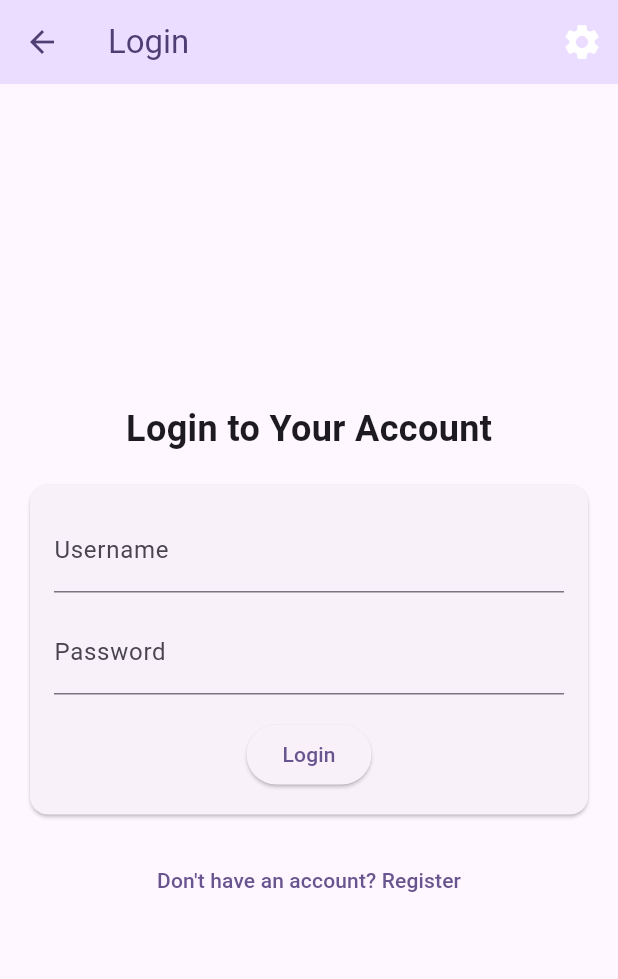
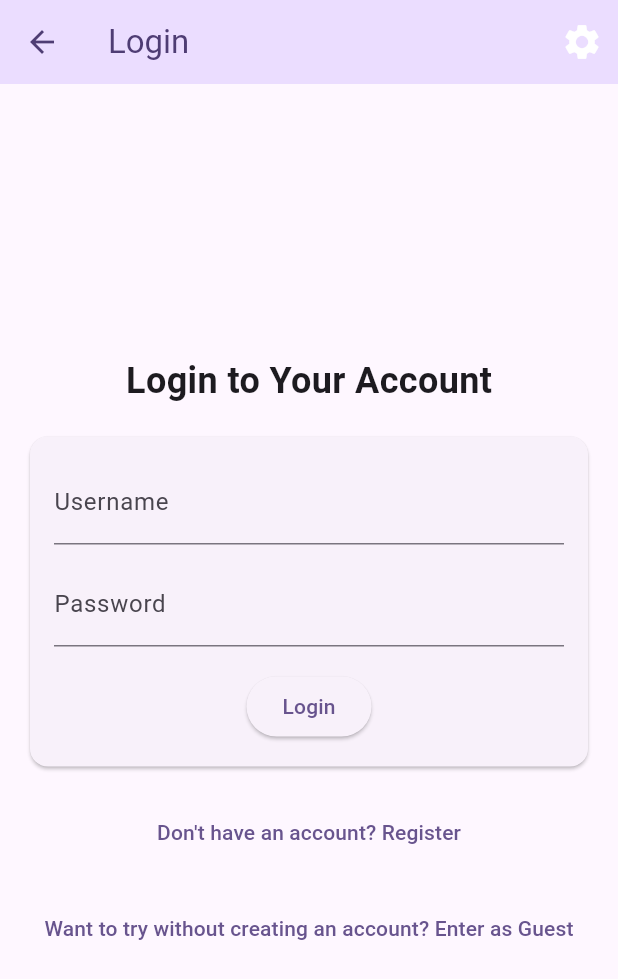
Before and after one commit to Go-Flutter-Dashboard/prodspace, a Flutter app: the RegisterPage screen opened by its route, after a tap on "Sumbit", after a tap on "Already have an account? Login", on a phone screen of 412 x 824 dp. Shown: the top 979 px of the screen. Run offline on Flutter 3.47's test engine with Material 3 defaults, Android fonts, the phone set to English and light mode, and no system bars; our stand-ins replace flutter_colorpicker, hive, hive_flutter, image_picker, shared_preferences; accounts and stored records are empty.

Commit message:
feat: Add Guest mode

```diff
--- a/frontend/lib/board/presentation/pages/board_page.dart
+++ b/frontend/lib/board/presentation/pages/board_page.dart
@@ -382,6 +382,7 @@ class _BordPageState extends State<BoardPage> {
     });
   }
 
+
   // Функция отправки только объектов из очереди
   Future<void> _sendBoardToBackend() async {
     if (_isSending) return; // Prevent multiple sends
@@ -391,6 +392,16 @@ class _BordPageState extends State<BoardPage> {
     });
 
     final box = await Hive.openBox('user_parameters');
+    // Save in guest mode
+    if (box.get('username') == "Guest Mode") {
+      ScaffoldMessenger.of(context).showSnackBar(
+        const SnackBar(content: Text('You cannot do it in guest mode. Register or Login to save your changes')),
+      );
+      setState(() {
+        _isSending = false;
+      });
+      return;
+    }
     final token = box.get('token');
     if (token == null) {
       ScaffoldMessenger.of(context).showSnackBar(
--- a/frontend/lib/l10n/app_localizations.dart
+++ b/frontend/lib/l10n/app_localizations.dart
@@ -137,6 +137,8 @@ abstract class AppLocalizations {
   /// **'Don\'t have an account? Register'**
   String get dontHaveAccount;
 
+  String get enterWithoutRegistration;
+
   /// No description provided for @enterUsername.
   ///
   /// In en, this message translates to:
--- a/frontend/lib/l10n/app_localizations_en.dart
+++ b/frontend/lib/l10n/app_localizations_en.dart
@@ -61,4 +61,7 @@ class AppLocalizationsEn extends AppLocalizations {
 
   @override
   String get haveAccount => 'Already have an account? Login';
+
+  @override
+  String get enterWithoutRegistration => "Want to try without creating an account? Enter as Guest";
 }
--- a/frontend/lib/l10n/app_localizations_ru.dart
+++ b/frontend/lib/l10n/app_localizations_ru.dart
@@ -61,4 +61,7 @@ class AppLocalizationsRu extends AppLocalizations {
 
   @override
   String get haveAccount => 'Уже есть аккаунт? Войти';
+
+  @override
+  String get enterWithoutRegistration => "Хотите попробовать без регистрации? Войдите как гость";
 }
--- a/frontend/lib/login_n_regestration/login_page.dart
+++ b/frontend/lib/login_n_regestration/login_page.dart
@@ -6,6 +6,7 @@ import 'package:hive_flutter/hive_flutter.dart';
 import 'package:prodspace/l10n/app_localizations.dart';
 import 'package:prodspace/login_n_regestration/logged_in.dart';
 import 'package:prodspace/settings/presentations/widgets/settings_btn.dart';
+import 'package:prodspace/l10n/app_localizations.dart';
 
 class LoginPage extends StatefulWidget {
   const LoginPage({super.key});
@@ -100,10 +101,11 @@ class _LoginPageState extends State<LoginPage> {
   Widget build(BuildContext context) {
     final theme = Theme.of(context);
     final colorScheme = theme.colorScheme;
+    final localizations = AppLocalizations.of(context)!;
 
     return Scaffold(
       appBar: AppBar(
-        title: Text(AppLocalizations.of(context)!.login),
+        title: Text(localizations.login),
         backgroundColor: colorScheme.primaryContainer,
         foregroundColor: colorScheme.onPrimaryContainer,
         actions: [settingsButton(context)],
@@ -119,7 +121,7 @@ class _LoginPageState extends State<LoginPage> {
                   : Column(
                       children: [
                         Text(
-                          AppLocalizations.of(context)!.loginToAccount,
+                          localizations.loginToAccount,
                           style: TextStyle(
                             fontSize: 24,
                             fontWeight: FontWeight.bold,
@@ -174,7 +176,7 @@ class _LoginPageState extends State<LoginPage> {
                                   ElevatedButton(
                                     onPressed: _submit,
                                     child: Text(
-                                      AppLocalizations.of(context)!.login,
+                                      localizations.login,
                                     ),
                                   ),
                                 ],
@@ -189,8 +191,29 @@ class _LoginPageState extends State<LoginPage> {
                             '/register',
                           ),
                           child: Text(
-                            AppLocalizations.of(context)!.dontHaveAccount,
+                            localizations.dontHaveAccount,
                           ),
+                        ),
+                        const SizedBox(height: 16),
+                        TextButton(
+                          onPressed: () async {
+                            if (!Hive.isBoxOpen('user_parameters')) {
+                              await Hive.openBox('user_parameters');
+                            }
+                            final settingsBox = Hive.box('user_parameters');
+                            settingsBox.put('username', 'Guest Mode');
+
+                            if (!context.mounted) return;
+                            ScaffoldMessenger.of(context).showSnackBar(
+                              const SnackBar(
+                                content: Text('Logged in as Guest'),
+                                duration: Duration(seconds: 1),
+                              ),
+                            );
+                            if (!context.mounted) return;
+                            Navigator.pushReplacementNamed(context, '/home');
+                          },
+                          child: Text(localizations.enterWithoutRegistration),
                         ),
                       ],
                     ),
--- a/frontend/lib/login_n_regestration/registration_page.dart
+++ b/frontend/lib/login_n_regestration/registration_page.dart
@@ -173,6 +173,27 @@ class _RegisterPageState extends State<RegisterPage> {
                               Navigator.pushReplacementNamed(context, '/login'),
                           child: Text(localizations.haveAccount),
                         ),
+                        const SizedBox(height: 16),
+                        TextButton(
+                          onPressed: () async {
+                            if (!Hive.isBoxOpen('user_parameters')) {
+                              await Hive.openBox('user_parameters');
+                            }
+                            final settingsBox = Hive.box('user_parameters');
+                            settingsBox.put('username', 'Guest Mode');
+
+                            if (!context.mounted) return;
+                            ScaffoldMessenger.of(context).showSnackBar(
+                              const SnackBar(
+                                content: Text('Logged in as Guest'),
+                                duration: Duration(seconds: 1),
+                              ),
+                            );
+                            if (!context.mounted) return;
+                            Navigator.pushReplacementNamed(context, '/home');
+                          },
+                          child: Text(localizations.enterWithoutRegistration),
+                        ),
                       ],
                     ),
             ),
```
